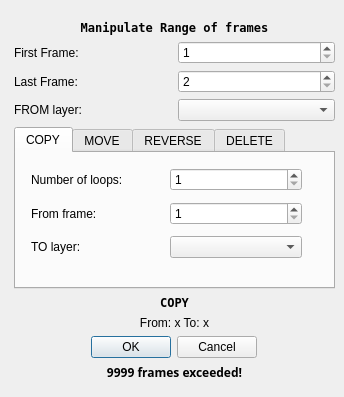
The window that core_lib/src/structure/copymultiplekeyframesdialog.ui (pencil2d/pencil) describes before a commit, drawn with Qt 5.
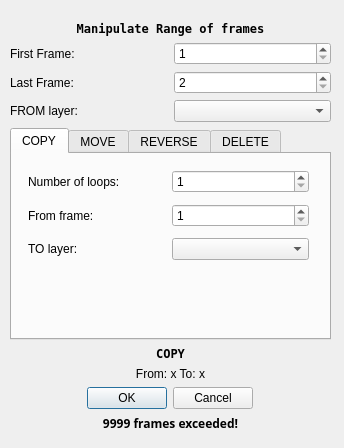
The same window after the commit.

The edit to the form file:
```diff
--- a/core_lib/src/structure/copymultiplekeyframesdialog.ui
+++ b/core_lib/src/structure/copymultiplekeyframesdialog.ui
@@ -7,7 +7,7 @@
     <x>0</x>
     <y>0</y>
     <width>344</width>
-    <height>397</height>
+    <height>448</height>
    </rect>
   </property>
   <property name="windowTitle">
@@ -16,13 +16,13 @@
   <widget class="QWidget" name="layoutWidget">
    <property name="geometry">
     <rect>
-     <x>14</x>
-     <y>20</y>
+     <x>10</x>
+     <y>21</y>
      <width>321</width>
-     <height>361</height>
+     <height>411</height>
     </rect>
    </property>
-   <layout class="QVBoxLayout" name="verticalLayout">
+   <layout class="QVBoxLayout" name="verticalLayout_2">
     <item>
      <widget class="QLabel" name="labHeader">
       <property name="font">
@@ -108,13 +108,13 @@
        <widget class="QWidget" name="layoutWidget">
         <property name="geometry">
          <rect>
-          <x>15</x>
-          <y>10</y>
-          <width>271</width>
-          <height>101</height>
+          <x>16</x>
+          <y>11</y>
+          <width>281</width>
+          <height>100</height>
          </rect>
         </property>
-        <layout class="QVBoxLayout" name="verticalLayout_2">
+        <layout class="QVBoxLayout" name="verticalLayout">
          <item>
           <layout class="QHBoxLayout" name="horizontalLayout_4">
            <item>
```
Left out of the diff: 6 changed lines with no effect on the pictures.
